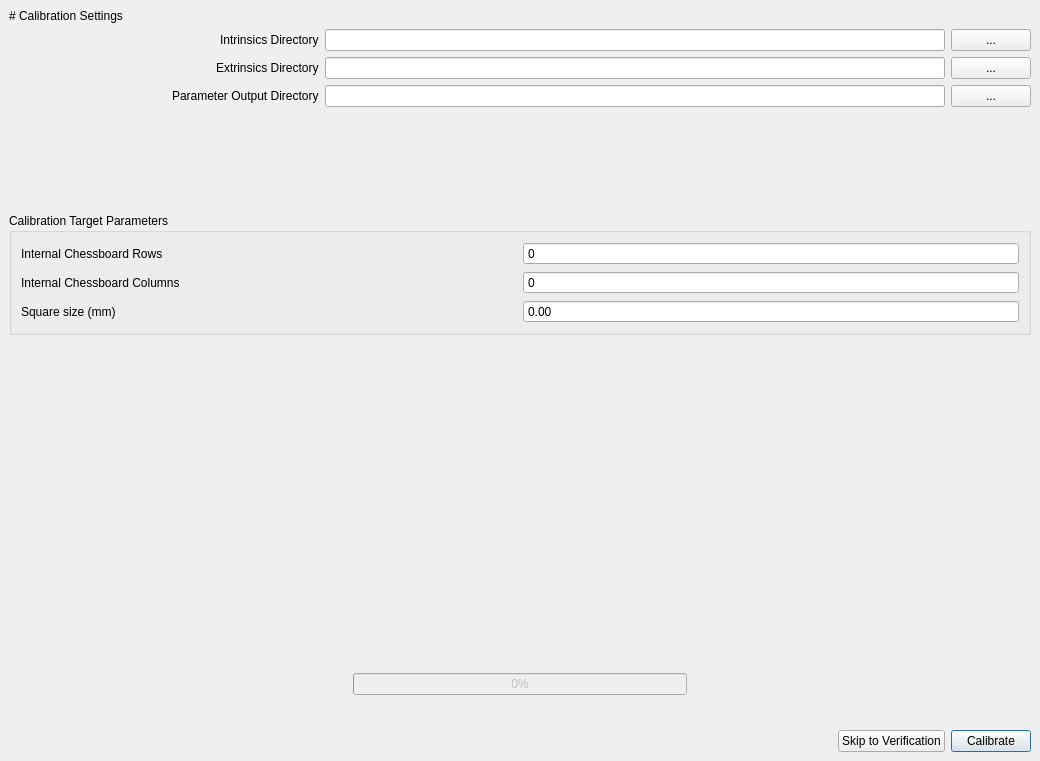
First picture: the form in src/calibration/ui_files/calibration.ui, repository HarvardRC/newsdannce, before the edit.
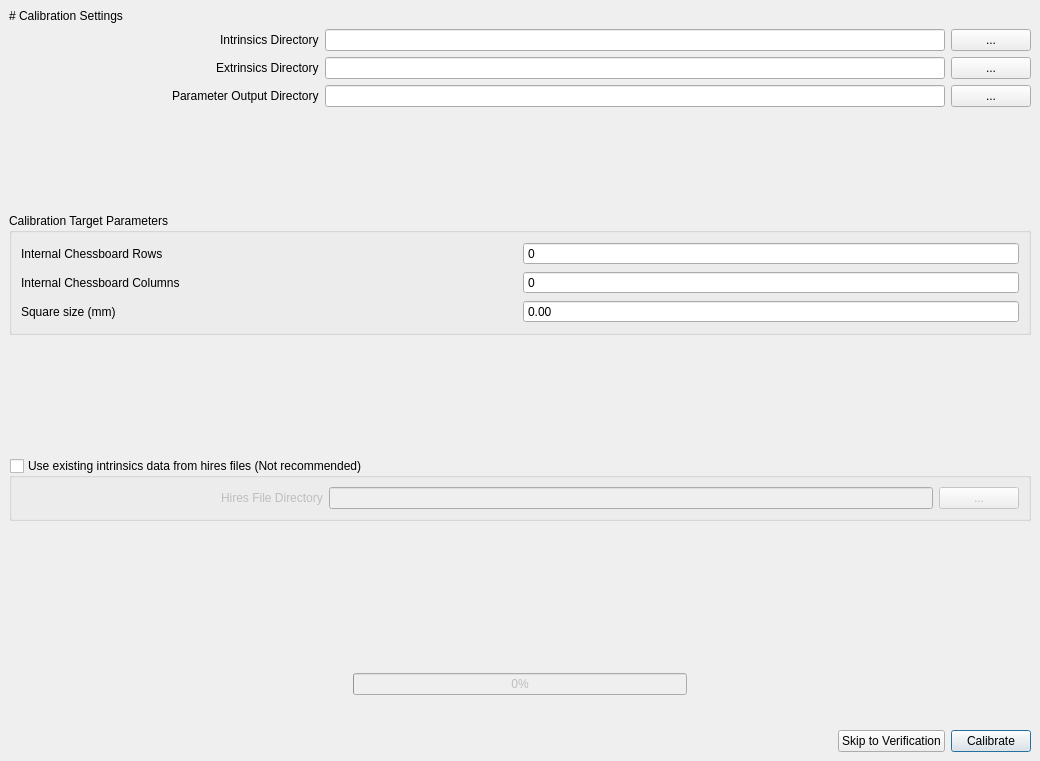
Second picture: the form after the edit. The open tabs and pages were chosen to show the change.

Commit message: make calibration code more modular File: calibrate_stateful.py This supports loading from existing intrinsics

```diff
--- a/src/calibration/ui_files/calibration.ui
+++ b/src/calibration/ui_files/calibration.ui
@@ -314,6 +314,82 @@
       </layout>
      </widget>
     </item>
+    <item>
+     <spacer name="verticalSpacer">
+      <property name="orientation">
+       <enum>Qt::Vertical</enum>
+      </property>
+      <property name="sizeHint" stdset="0">
+       <size>
+        <width>20</width>
+        <height>40</height>
+       </size>
+      </property>
+     </spacer>
+    </item>
+    <item>
+     <widget class="QGroupBox" name="intrinsicsHiresToggle">
+      <property name="title">
+       <string>Use existing intrinsics data from hires files (Not recommended)</string>
+      </property>
+      <property name="checkable">
+       <bool>true</bool>
+      </property>
+      <property name="checked">
+       <bool>false</bool>
+      </property>
+      <layout class="QVBoxLayout" name="verticalLayout_3">
+       <item>
+        <layout class="QHBoxLayout" name="advancedSettingsLayout" stretch="1,2,0">
+         <item>
+          <layout class="QHBoxLayout" name="intrinsicsHiresLayout">
+           <item>
+            <spacer name="intrinsicsHiresSpacer">
+             <property name="orientation">
+              <enum>Qt::Horizontal</enum>
+             </property>
+             <property name="sizeHint" stdset="0">
+              <size>
+               <width>40</width>
+               <height>20</height>
+              </size>
+             </property>
+            </spacer>
+           </item>
+           <item>
+            <widget class="QLabel" name="intrinsicsHIresLabel">
+             <property name="text">
+              <string>Hires File Directory</string>
+             </property>
+             <property name="buddy">
+              <cstring>extrinsicsDirEdit</cstring>
+             </property>
+            </widget>
+           </item>
+          </layout>
+         </item>
+         <item>
+          <widget class="QLineEdit" name="intrinsicsHiresEdit">
+           <property name="minimumSize">
+            <size>
+             <width>250</width>
+             <height>0</height>
+            </size>
+           </property>
+          </widget>
+         </item>
+         <item>
+          <widget class="QPushButton" name="intrinsicsHiresBrowse">
+           <property name="text">
+            <string>...</string>
+           </property>
+          </widget>
+         </item>
+        </layout>
+       </item>
+      </layout>
+     </widget>
+    </item>
     <item>
      <spacer name="verticalSpacer_2">
       <property name="orientation">
```
Left out of the diff: 126 changed lines with no effect on the pictures. The commit also changes 22 other files.
